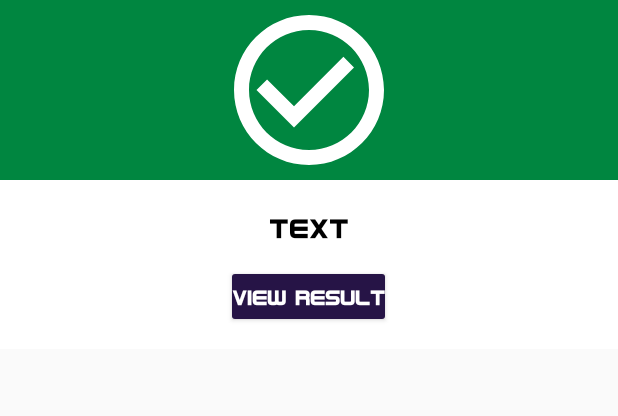
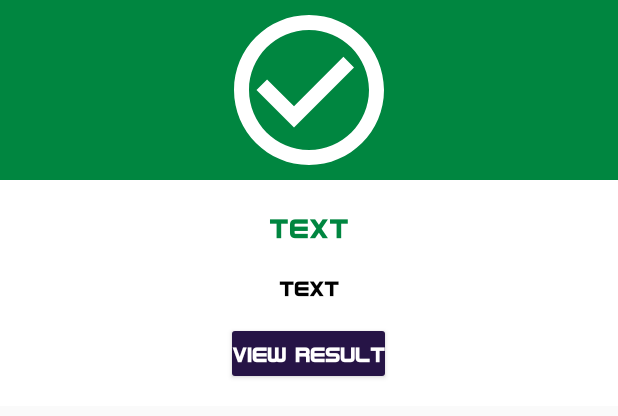
Before and after one commit to cody-vbs/MalWhere, an Android app: the layout safe_url_dialog.xml on its own in the app's theme, with its tools: preview values and no code run, on a phone screen of 412 x 824 dp. Shown: the top 416 px of the screen. Run offline under Robolectric (Android 15) with nearby library versions, the phone set to English and light mode, and no system bars.

Commit message:
no internet dialog

```diff
--- a/app/build.gradle
+++ b/app/build.gradle
@@ -68,6 +68,10 @@ dependencies {
     //Virus total 2.0
     implementation 'com.github.vatbub:VirustotalPublicV2.0:1.1.rB'
 
+    //no internet dialog lib
+    implementation 'org.imaginativeworld.oopsnointernet:oopsnointernet:2.0.0'
+    implementation 'com.google.android.material:material:1.5.0'
+
 
 
 }
--- a/app/src/main/java/com/codyvbs/malwhere/GoogleConfig.java
+++ /dev/null
@@ -1,5 +0,0 @@
-package com.codyvbs.malwhere;
-
-public class GoogleConfig {
-
-}
--- a/app/src/main/res/layout/safe_url_dialog.xml
+++ b/app/src/main/res/layout/safe_url_dialog.xml
@@ -17,16 +17,31 @@
         android:layout_width="wrap_content"
         android:layout_height="wrap_content"
         android:text="TEXT"
-        android:id="@+id/text_dialog"
+        android:id="@+id/text_dialog1"
         android:layout_below="@+id/a"
         android:layout_marginTop="20dp"
         android:layout_marginLeft="4dp"
         android:layout_marginRight="4dp"
         android:layout_marginBottom="20dp"
         android:textSize="18sp"
+        android:textColor="@color/green"
+        android:layout_centerHorizontal="true"
+        android:gravity="center_horizontal" />
+
+    <TextView
+        android:layout_width="wrap_content"
+        android:layout_height="wrap_content"
+        android:text="TEXT"
+        android:id="@+id/text_dialog2"
+        android:layout_below="@+id/text_dialog1"
+        android:layout_marginLeft="4dp"
+        android:layout_marginRight="4dp"
+        android:layout_marginBottom="20dp"
+        android:textSize="14sp"
         android:textColor="#ff000000"
         android:layout_centerHorizontal="true"
         android:gravity="center_horizontal" />
+
 
     <Button
         android:layout_width="wrap_content"
@@ -34,7 +49,7 @@
         android:text="View Result"
         android:id="@+id/btn_dialog_ok"
         android:gravity="center_vertical|center_horizontal"
-        android:layout_below="@+id/text_dialog"
+        android:layout_below="@+id/text_dialog2"
         android:layout_marginBottom="20dp"
         android:background="@drawable/rounded_button"
         android:layout_centerHorizontal="true"
```
Also changed, not shown: app/src/main/java/com/codyvbs/malwhere/CheckConnectionClass.java (added, +44 -0 lines), app/src/main/java/com/codyvbs/malwhere/Login.java (+7 -0 lines), app/src/main/java/com/codyvbs/malwhere/MainActivity.java (+3 -7 lines), app/src/main/java/com/codyvbs/malwhere/ScanUrl.java (+47 -4 lines).
